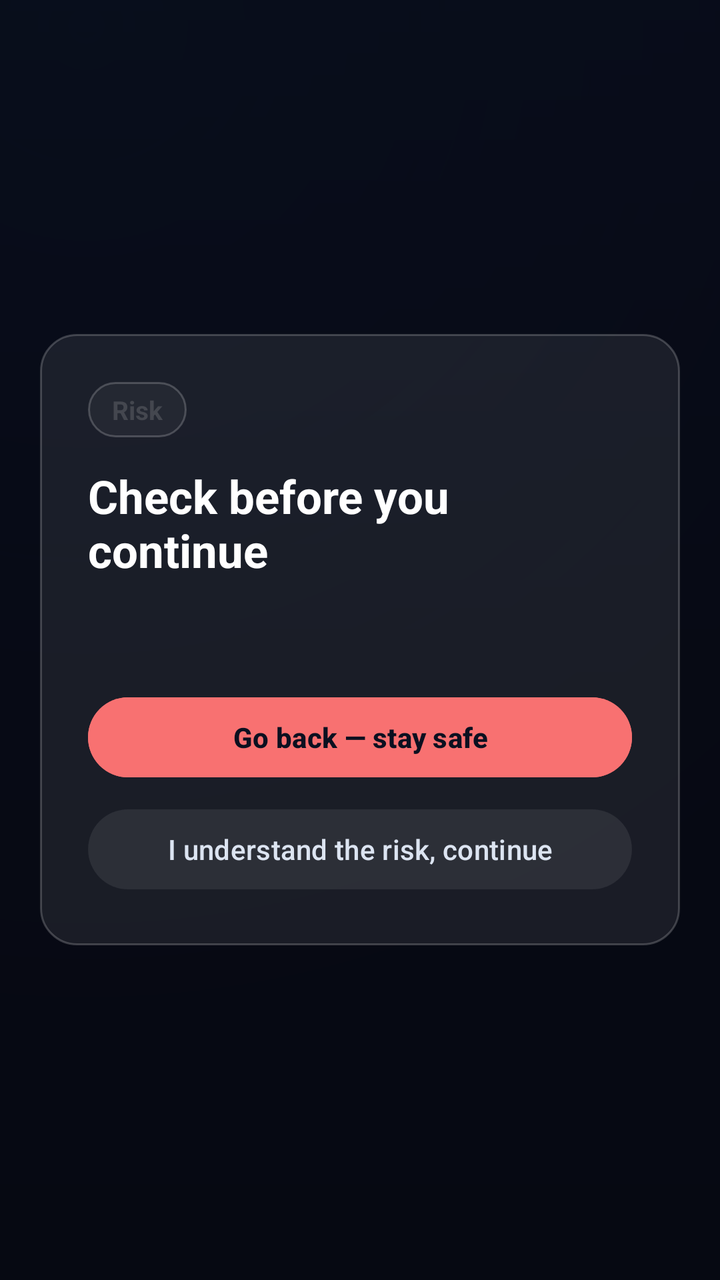
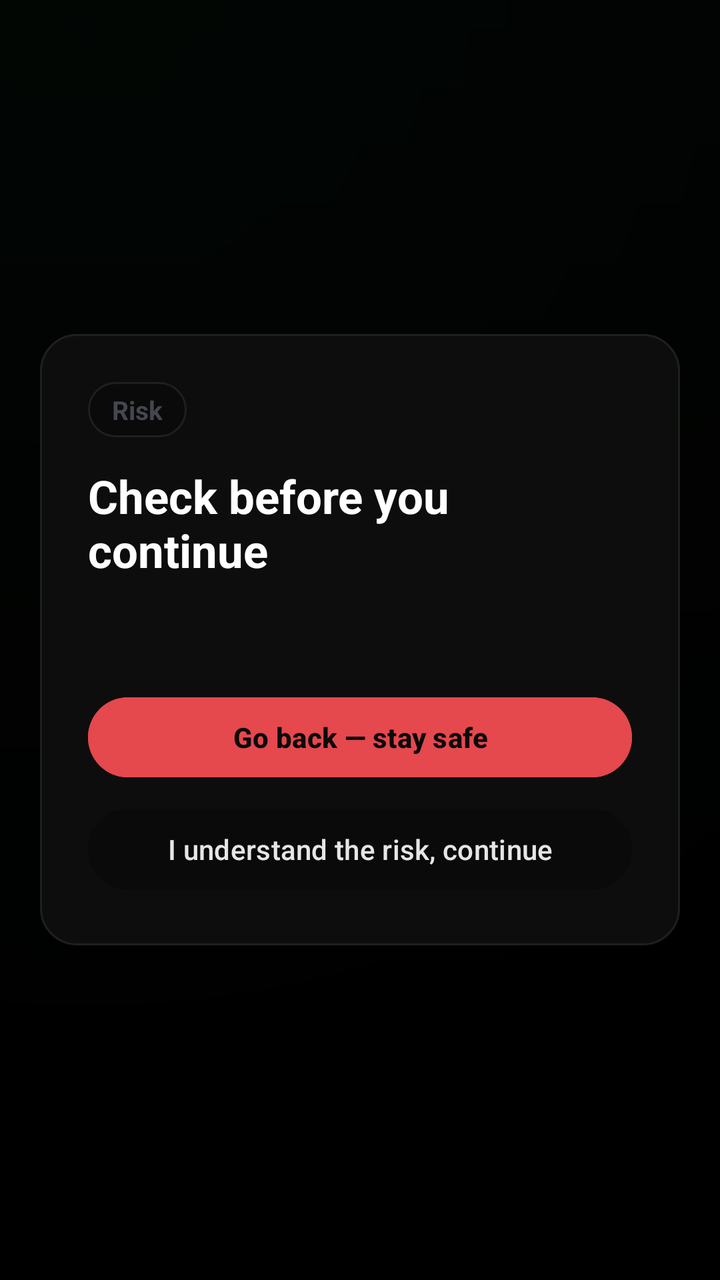

The first picture is an Android layout as it rendered before a commit; the second is the same layout after the commit. The layout source and the unified diff follow.
<!-- AndroidManifest.xml: application theme Theme.CyberShield -->
<!-- res/layout/overlay_warning.xml -->
<?xml version="1.0" encoding="utf-8"?>
<FrameLayout xmlns:android="http://schemas.android.com/apk/res/android"
    android:layout_width="match_parent"
    android:layout_height="match_parent"
    android:background="#D9060912">

    <androidx.core.widget.NestedScrollView
        android:layout_width="match_parent"
        android:layout_height="wrap_content"
        android:layout_gravity="center"
        android:padding="20dp">

        <LinearLayout
            android:layout_width="match_parent"
            android:layout_height="wrap_content"
            android:orientation="vertical"
            android:background="@drawable/bg_glass"
            android:padding="24dp">

            <TextView
                android:id="@+id/ovScore"
                android:layout_width="wrap_content"
                android:layout_height="wrap_content"
                android:paddingHorizontal="12dp"
                android:paddingVertical="5dp"
                android:background="@drawable/bg_glass_dim"
                android:text="Risk"
                android:textSize="13sp"
                android:textStyle="bold" />

            <TextView
                android:id="@+id/ovTitle"
                android:layout_width="match_parent"
                android:layout_height="wrap_content"
                android:layout_marginTop="14dp"
                android:text="Check before you continue"
                android:textColor="#FFFFFF"
                android:textSize="23sp"
                android:textStyle="bold" />

            <TextView
                android:id="@+id/ovBody"
                android:layout_width="match_parent"
                android:layout_height="wrap_content"
                android:layout_marginTop="12dp"
                android:lineSpacingExtra="3dp"
                android:text=""
                android:textColor="#DCE4F1"
                android:textSize="15sp" />

            <Button
                android:id="@+id/ovDismiss"
                android:layout_width="match_parent"
                android:layout_height="wrap_content"
                android:layout_marginTop="22dp"
                android:backgroundTint="#F87171"
                android:text="Go back — stay safe"
                android:textColor="#0B1020"
                android:textStyle="bold" />

            <Button
                android:id="@+id/ovProceed"
                android:layout_width="match_parent"
                android:layout_height="wrap_content"
                android:layout_marginTop="8dp"
                android:backgroundTint="@color/glass_dim"
                android:text="I understand the risk, continue"
                android:textColor="#DCE4F1" />
        </LinearLayout>
    </androidx.core.widget.NestedScrollView>
</FrameLayout>
<!-- resources referenced by this layout -->
<resources>
  <color name="glass_dim">#0AFFFFFF</color>
  <!-- drawable bg_glass (drawable) -->
  <?xml version="1.0" encoding="utf-8"?>
  <shape xmlns:android="http://schemas.android.com/apk/res/android" android:shape="rectangle">
      <solid android:color="@color/glass" />
      <stroke android:width="1dp" android:color="@color/glass_edge" />
      <corners android:radius="18dp" />
  </shape>
  <!-- drawable bg_glass_dim (drawable) -->
  <?xml version="1.0" encoding="utf-8"?>
  <shape xmlns:android="http://schemas.android.com/apk/res/android" android:shape="rectangle">
      <solid android:color="@color/glass_dim" />
      <stroke android:width="1dp" android:color="@color/glass_edge" />
      <corners android:radius="16dp" />
  </shape>
  <style name="Theme.CyberShield" parent="Theme.Material3.DynamicColors.DayNight">
          <item name="colorPrimary">@color/sky</item>
          <item name="android:colorBackground">@color/ink</item>
          <item name="android:windowBackground">@drawable/bg_gradient</item>
          <item name="android:statusBarColor">@color/bg_b</item>
          <item name="android:navigationBarColor">@color/bg_c</item>
          <item name="android:windowLightStatusBar">false</item>
      </style>
  <color name="glass">#14FFFFFF</color>
  <color name="glass_edge">#33FFFFFF</color>
  <color name="sky">#38BDF8</color>
  <color name="ink">#0B1020</color>
  <!-- drawable bg_gradient (drawable) -->
  <?xml version="1.0" encoding="utf-8"?>
  <layer-list xmlns:android="http://schemas.android.com/apk/res/android">
      <item>
          <shape android:shape="rectangle">
              <gradient
                  android:type="linear"
                  android:angle="120"
                  android:startColor="@color/bg_a"
                  android:centerColor="@color/bg_b"
                  android:endColor="@color/bg_c" />
          </shape>
      </item>
      <item>
          <shape android:shape="rectangle">
              <gradient
                  android:type="radial"
                  android:gradientRadius="520dp"
                  android:centerX="0.12" android:centerY="0.02"
                  android:startColor="#2A2E6FCF"
                  android:endColor="#00000000" />
          </shape>
      </item>
  </layer-list>
  <color name="bg_b">#0B1020</color>
  <color name="bg_c">#090C16</color>
  <color name="bg_a">#12203E</color>
</resources>

<!-- the commit's change to res/layout/overlay_warning.xml (unified diff, before → after) -->
@@ -2,7 +2,7 @@
 <FrameLayout xmlns:android="http://schemas.android.com/apk/res/android"
     android:layout_width="match_parent"
     android:layout_height="match_parent"
-    android:background="#D9060912">
+    android:background="#D9000000">
 
     <androidx.core.widget.NestedScrollView
         android:layout_width="match_parent"
@@ -45,7 +45,7 @@
                 android:layout_marginTop="12dp"
                 android:lineSpacingExtra="3dp"
                 android:text=""
-                android:textColor="#DCE4F1"
+                android:textColor="#E6E6E6"
                 android:textSize="15sp" />
 
             <Button
@@ -53,9 +53,9 @@
                 android:layout_width="match_parent"
                 android:layout_height="wrap_content"
                 android:layout_marginTop="22dp"
-                android:backgroundTint="#F87171"
+                android:backgroundTint="#E5484D"
                 android:text="Go back — stay safe"
-                android:textColor="#0B1020"
+                android:textColor="#0A0A0A"
                 android:textStyle="bold" />
 
             <Button
@@ -65,7 +65,7 @@
                 android:layout_marginTop="8dp"
                 android:backgroundTint="@color/glass_dim"
                 android:text="I understand the risk, continue"
-                android:textColor="#DCE4F1" />
+                android:textColor="#E6E6E6" />
         </LinearLayout>
     </androidx.core.widget.NestedScrollView>
 </FrameLayout>
<!-- resource entries referenced after the edit -->
@@ -1,6 +1,6 @@
 <!-- resources referenced by this layout -->
 <resources>
-  <color name="glass_dim">#0AFFFFFF</color>
+  <color name="glass_dim">#0A0A0A</color>
   <!-- drawable bg_glass (drawable) -->
   <?xml version="1.0" encoding="utf-8"?>
   <shape xmlns:android="http://schemas.android.com/apk/res/android" android:shape="rectangle">
@@ -15,18 +15,21 @@
       <stroke android:width="1dp" android:color="@color/glass_edge" />
       <corners android:radius="16dp" />
   </shape>
-  <style name="Theme.CyberShield" parent="Theme.Material3.DynamicColors.DayNight">
+  <style name="Theme.CyberShield" parent="Theme.Material3.DynamicColors.DayNight.NoActionBar">
           <item name="colorPrimary">@color/sky</item>
           <item name="android:colorBackground">@color/ink</item>
           <item name="android:windowBackground">@drawable/bg_gradient</item>
           <item name="android:statusBarColor">@color/bg_b</item>
           <item name="android:navigationBarColor">@color/bg_c</item>
           <item name="android:windowLightStatusBar">false</item>
+          <item name="windowActionBar">false</item>
+          <item name="windowNoTitle">true</item>
+          <item name="android:windowAnimationStyle">@style/SecureMeWindowAnim</item>
       </style>
-  <color name="glass">#14FFFFFF</color>
-  <color name="glass_edge">#33FFFFFF</color>
-  <color name="sky">#38BDF8</color>
-  <color name="ink">#0B1020</color>
+  <color name="glass">#F20E0E0E</color>
+  <color name="glass_edge">#1F1F1F</color>
+  <color name="sky">#1BD671</color>
+  <color name="ink">#050505</color>
   <!-- drawable bg_gradient (drawable) -->
   <?xml version="1.0" encoding="utf-8"?>
   <layer-list xmlns:android="http://schemas.android.com/apk/res/android">
@@ -46,13 +49,19 @@
                   android:type="radial"
                   android:gradientRadius="520dp"
                   android:centerX="0.12" android:centerY="0.02"
-                  android:startColor="#2A2E6FCF"
+                  android:startColor="#1F1BD671"
                   android:endColor="#00000000" />
           </shape>
       </item>
   </layer-list>
-  <color name="bg_b">#0B1020</color>
-  <color name="bg_c">#090C16</color>
-  <color name="bg_a">#12203E</color>
+  <color name="bg_b">#030504</color>
+  <color name="bg_c">#000000</color>
+  <style name="SecureMeWindowAnim" parent="@android:style/Animation.Activity">
+          <item name="android:activityOpenEnterAnimation">@anim/screen_open_enter</item>
+          <item name="android:activityOpenExitAnimation">@anim/screen_open_exit</item>
+          <item name="android:activityCloseEnterAnimation">@anim/screen_close_enter</item>
+          <item name="android:activityCloseExitAnimation">@anim/screen_close_exit</item>
+      </style>
+  <color name="bg_a">#07100B</color>
 </resources>
 
